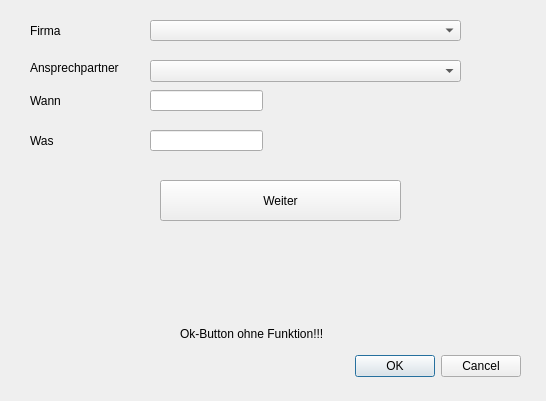
green-lion-racing/glr-database, file createcommunication.ui: the form before one commit.
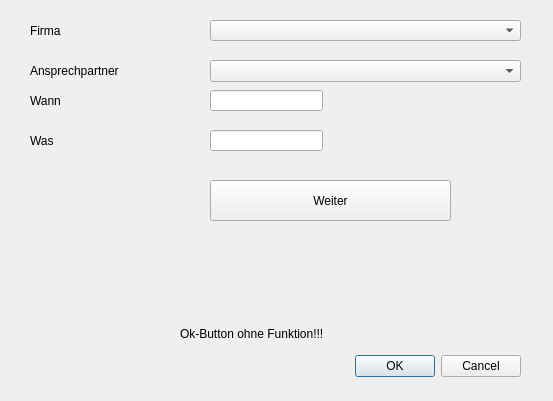
The form after the commit.

What changed in the file:
```diff
--- a/createcommunication.ui
+++ b/createcommunication.ui
@@ -6,7 +6,7 @@
    <rect>
     <x>0</x>
     <y>0</y>
-    <width>546</width>
+    <width>553</width>
     <height>401</height>
    </rect>
   </property>
@@ -32,7 +32,7 @@
   <widget class="QComboBox" name="cb_company">
    <property name="geometry">
     <rect>
-     <x>150</x>
+     <x>210</x>
      <y>20</y>
      <width>311</width>
      <height>21</height>
@@ -55,7 +55,7 @@
   <widget class="QLineEdit" name="le_when">
    <property name="geometry">
     <rect>
-     <x>150</x>
+     <x>210</x>
      <y>90</y>
      <width>113</width>
      <height>21</height>
@@ -65,7 +65,7 @@
   <widget class="QLineEdit" name="le_what">
    <property name="geometry">
     <rect>
-     <x>150</x>
+     <x>210</x>
      <y>130</y>
      <width>113</width>
      <height>21</height>
@@ -101,7 +101,7 @@
   <widget class="QPushButton" name="pb_file">
    <property name="geometry">
     <rect>
-     <x>160</x>
+     <x>210</x>
      <y>180</y>
      <width>241</width>
      <height>41</height>
@@ -116,8 +116,8 @@
     <rect>
      <x>30</x>
      <y>60</y>
-     <width>121</width>
-     <height>16</height>
+     <width>201</width>
+     <height>21</height>
     </rect>
    </property>
    <property name="text">
@@ -127,7 +127,7 @@
   <widget class="QComboBox" name="cb_person">
    <property name="geometry">
     <rect>
-     <x>150</x>
+     <x>210</x>
      <y>60</y>
      <width>311</width>
      <height>22</height>
```
